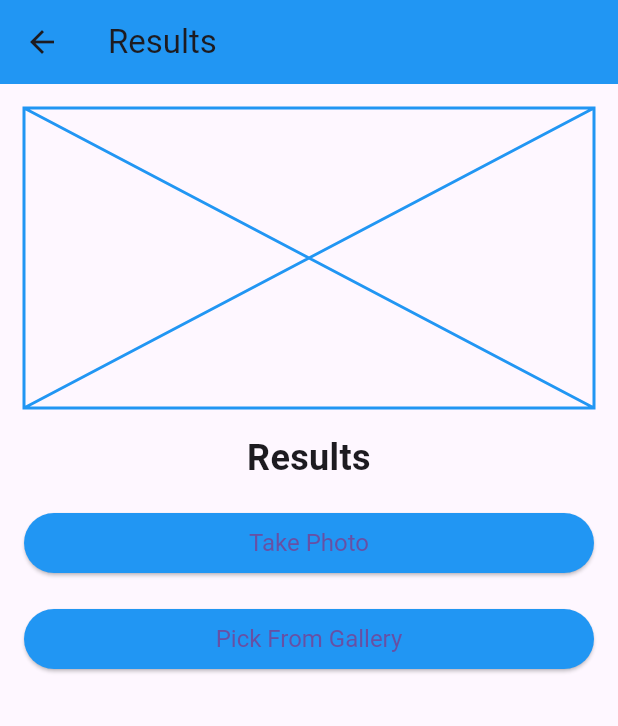
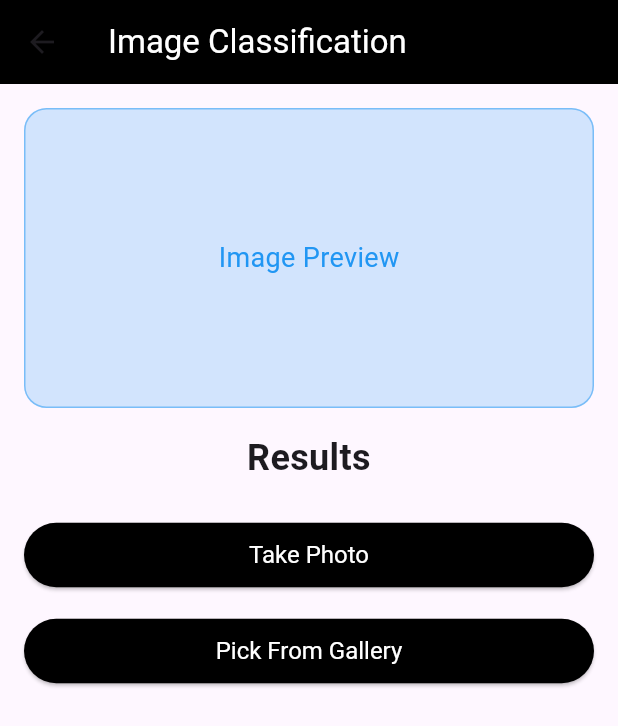
Before and after one commit to Phoenix-Chiriseri/cameraAppRepo, a Flutter app: the CameraExample screen opened directly, on a phone screen of 412 x 824 dp. Shown: the top 726 px of the screen. Run offline on Flutter 3.47's test engine with Material 3 defaults, Android fonts, the phone set to English and light mode, and no system bars; our stand-ins replace camera, firebase_core, flutter_local_notifications, get, image_picker, permission_handler and 3 more; missing offline and left inert: encrypt, flutter_tflite, network_info_plus, simple_application, webview_flutter_plus, wifi_iot; accounts and stored records are empty.

Commit message:
changed the text color on the buttons to white

```diff
--- a/lib/camera_example.dart
+++ b/lib/camera_example.dart
@@ -12,12 +12,11 @@ class CameraExample extends StatefulWidget {
 class _CameraExampleState extends State<CameraExample> {
   XFile? _image;
   List<dynamic>? _recognitions;
+
   @override
   void initState() {
     super.initState();
-    //request the permission into the application
     requestPermission();
-    //load the model into the application throught the loadModel() function
     loadModel();
   }
 
@@ -28,15 +27,12 @@ class _CameraExampleState extends State<CameraExample> {
     }
   }
 
-  //function that will load the model into the application
   Future<void> loadModel() async {
     String? results = await Tflite.loadModel(
       model: "assets/model_unquant.tflite",
       labels: "assets/labels.txt",
     );
-
     print(results);
-
   }
 
   Future<void> pickImage(ImageSource source) async {
@@ -53,10 +49,10 @@ class _CameraExampleState extends State<CameraExample> {
   Future<void> classifyImage(File image) async {
     var recognitions = await Tflite.runModelOnImage(
       path: image.path,
-      numResults: 1, // Adjusted to 1 for a binary classification model
-      threshold: 0.5, // Adjust this based on your model
-      imageMean: 127.5, // Adjust this based on your model
-      imageStd: 127.5, // Adjust this based on your model
+      numResults: 1,
+      threshold: 0.5,
+      imageMean: 127.5,
+      imageStd: 127.5,
     );
     setState(() {
       _recognitions = recognitions;
@@ -67,8 +63,11 @@ class _CameraExampleState extends State<CameraExample> {
   Widget build(BuildContext context) {
     return Scaffold(
       appBar: AppBar(
-        title: Text('Results'),
-        backgroundColor: Colors.blue,
+        title: Text(
+          'Image Classification',
+          style: TextStyle(color: Colors.white), // Set title text color to white
+        ),
+        backgroundColor: Colors.black,
       ),
       body: Padding(
         padding: const EdgeInsets.all(16.0),
@@ -76,14 +75,41 @@ class _CameraExampleState extends State<CameraExample> {
           crossAxisAlignment: CrossAxisAlignment.stretch,
           children: <Widget>[
             if (_image != null)
-              Image.file(
+              Container(
+                height: 200,
+                width: double.infinity,
+                decoration: BoxDecoration(
+                  borderRadius: BorderRadius.circular(15),
+                  boxShadow: [
+                    BoxShadow(
+                      color: Colors.black.withOpacity(0.3),
+                      blurRadius: 10,
+                      offset: Offset(0, 4),
+                    ),
+                  ],
+                ),
+                child: ClipRRect(
+                  borderRadius: BorderRadius.circular(15),
+                  child: Image.file(
                     File(_image!.path),
+                    fit: BoxFit.cover,
+                  ),
+                ),
+              )
+            else
+              Container(
                 height: 200,
+                decoration: BoxDecoration(
+                  borderRadius: BorderRadius.circular(15),
+                  color: Colors.blue.withOpacity(0.2),
+                  border: Border.all(color: Colors.blue.withOpacity(0.5)),
                 ),
-            if (_image == null)
-              Placeholder(
-                fallbackHeight: 200,
-                color: Colors.blue,
+                child: Center(
+                  child: Text(
+                    'Image Preview',
+                    style: TextStyle(color: Colors.blue, fontSize: 18),
+                  ),
+                ),
               ),
             SizedBox(height: 16.0),
             Text(
@@ -91,22 +117,30 @@ class _CameraExampleState extends State<CameraExample> {
               style: TextStyle(fontSize: 24, fontWeight: FontWeight.bold),
               textAlign: TextAlign.center,
             ),
+            SizedBox(height: 8.0),
             if (_recognitions != null)
-              ..._recognitions!.map((res) {
+              Center(
+                child: Column(
+                  crossAxisAlignment: CrossAxisAlignment.center,
+                  children: _recognitions!.map((res) {
                     return Text(
                       "${res["label"]}: ${(res["confidence"] * 100).toStringAsFixed(0)}%",
                       style: TextStyle(fontSize: 20),
+                      textAlign: TextAlign.center,
                     );
                   }).toList(),
+                ),
+              ),
             SizedBox(height: 16.0),
             ElevatedButton(
               onPressed: () {
                 pickImage(ImageSource.camera);
               },
               style: ElevatedButton.styleFrom(
-                backgroundColor: Colors.blue,
-                padding: EdgeInsets.symmetric(horizontal: 16, vertical: 8),
-                textStyle: TextStyle(fontSize: 16),
+                backgroundColor: Colors.black,
+                padding: EdgeInsets.symmetric(horizontal: 16, vertical: 12),
+                textStyle: TextStyle(fontSize: 16), // Text style for font size
+                foregroundColor: Colors.white, // Sets the text color to white
               ),
               child: Text('Take Photo'),
             ),
@@ -116,9 +150,10 @@ class _CameraExampleState extends State<CameraExample> {
                 pickImage(ImageSource.gallery);
               },
               style: ElevatedButton.styleFrom(
-                backgroundColor: Colors.blue,
-                padding: EdgeInsets.symmetric(horizontal: 16, vertical: 8),
-                textStyle: TextStyle(fontSize: 16),
+                backgroundColor: Colors.black, // Button background color
+                padding: EdgeInsets.symmetric(horizontal: 16, vertical: 12), // Padding inside the button
+                textStyle: TextStyle(fontSize: 16), // Text style for font size
+                foregroundColor: Colors.white, // Text color
               ),
               child: Text('Pick From Gallery'),
             ),
--- a/lib/search_patient.dart
+++ b/lib/search_patient.dart
@@ -134,7 +134,7 @@ class _SearchPatientState extends State<SearchPatient> {
                 keyboardType: TextInputType.text,
               ),
               Container(
-                margin: EdgeInsets.symmetric(vertical: 8.0), // Reduced vertical margin
+                margin: EdgeInsets.symmetric(vertical: 8.0),
                 width: buttonWidth,
                 height: buttonHeight,
                 child: ElevatedButton(
```
Lines whose indentation alone changed are shown as unchanged.
